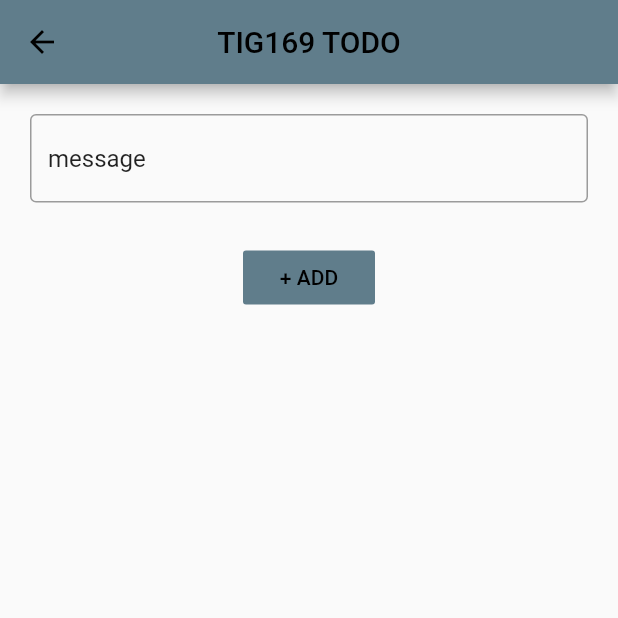
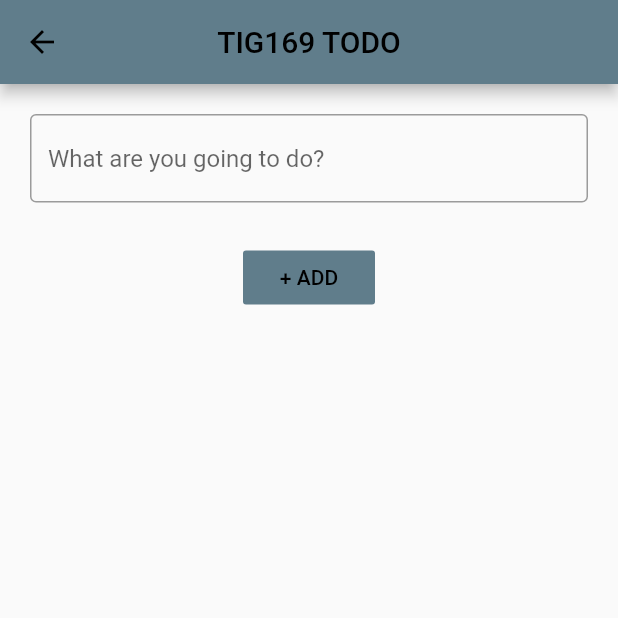
Before and after one commit to gu-tig169/gusstomel, a Flutter app: the AddTodoView screen opened directly, on a phone screen of 412 x 824 dp, the top half of it. Run offline on Flutter 3.47's test engine with Material 2 defaults, Android fonts, the phone set to English and light mode, and no system bars.

```diff
--- a/lib/AddTodoView.dart
+++ b/lib/AddTodoView.dart
@@ -21,9 +21,7 @@ class AddTodoViewState extends State<AddTodoView> {
   AddTodoViewState(TodoItem todo) {
     this.message = todo.message;
 
-    textEditingController = TextEditingController(
-      text: todo.message,
-    );
+    textEditingController = TextEditingController();
     textEditingController.addListener(() {
       setState(() {
         message = textEditingController.text;
--- a/lib/main.dart
+++ b/lib/main.dart
@@ -1,7 +1,5 @@
 import 'package:flutter/material.dart';
 import 'package:provider/provider.dart';
-import './TodoList.dart';
-import './AddTodoView.dart';
 
 import './model.dart';
 import 'TodoListView.dart';
--- a/lib/model.dart
+++ b/lib/model.dart
@@ -2,8 +2,9 @@ import 'package:flutter/material.dart';
 
 class TodoItem {
   String message;
+  bool check;
 
-  TodoItem({this.message});
+  TodoItem({this.message, this.check = false});
 }
 
 class MyState extends ChangeNotifier {
@@ -19,4 +20,9 @@ class MyState extends ChangeNotifier {
     _list.remove(todo);
     notifyListeners();
   }
+
+  void setTake(TodoItem todo, bool check) {
+    todo.check = check;
+    notifyListeners();
+  }
 }
```
Also changed, not shown: lib/TodoList.dart (+10 -1 lines).
